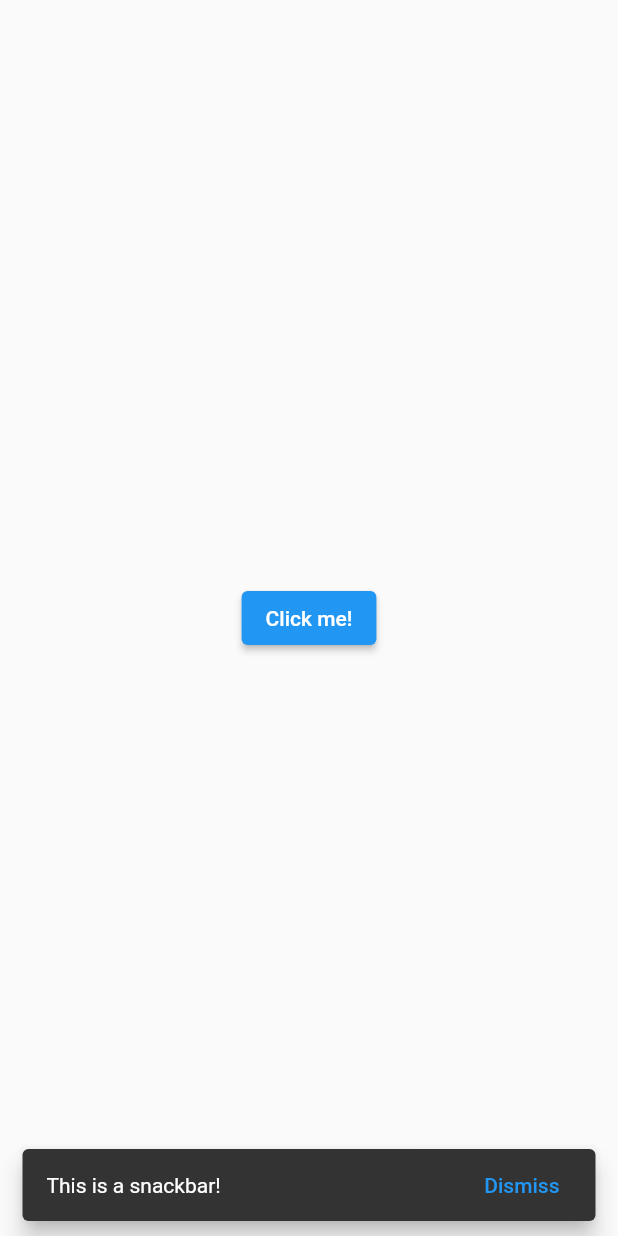
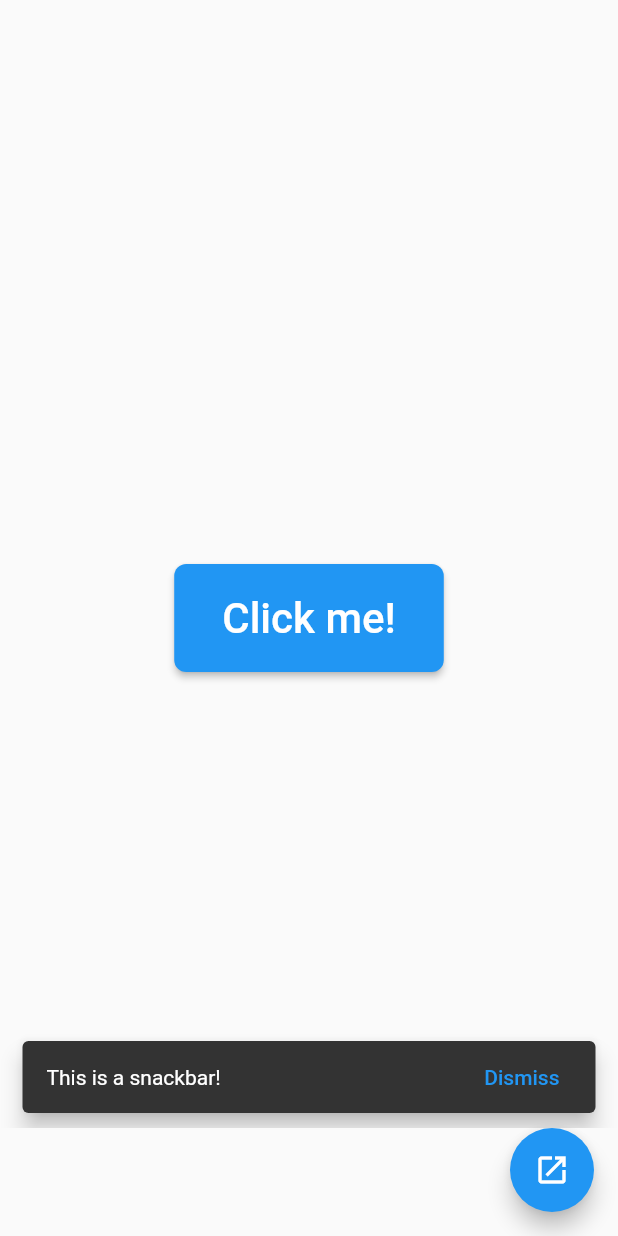
Before and after one commit to fourpointfour/test_app, a Flutter app: the screen it shows after launch, after a tap on "Click me!", on a phone screen of 412 x 824 dp. Run offline on Flutter 3.47's test engine with Material 2 defaults, Android fonts, the phone set to English and light mode, and no system bars.

Commit message:
added github branch redirect to landing page

```diff
--- a/lib/main.dart
+++ b/lib/main.dart
@@ -1,10 +1,13 @@
 import 'package:flutter/material.dart';
+import 'package:url_launcher/url_launcher.dart';
 
 void main()
 {
-  runApp(MaterialApp(
+  runApp(
+      MaterialApp(
         home: Home(),
-  ));
+      )
+  );
 }
 
 class Home extends StatefulWidget {
@@ -16,12 +19,26 @@ class _HomeState extends State<Home> {
 
   @override
   Widget build(BuildContext context) {
-    // var pixelRatio = MediaQuery.of(context).devicePixelRatio;
     return Scaffold(
       body: SafeArea(
         child: Container(
           child: MyHomePage(),
         ),
+      ),
+      floatingActionButton: FloatingActionButton(
+        child: Icon(Icons.open_in_new),
+        // open link to github branch on clicking button
+        onPressed: () async{
+          final githubBranchUrl = 'https://github.com/fourpointfour/test_app/tree/snack-bar';
+          try {
+            if(await canLaunch(githubBranchUrl))
+              await launch(githubBranchUrl);
+            else
+              showSnackBarWithCustomText(context, 'Cannot open link!');
+          } catch(err) {
+            showSnackBarWithCustomText(context, err.toString());
+          }
+        },
       ),
     );
   }
@@ -37,22 +54,33 @@ class _MyHomePageState extends State<MyHomePage> {
   Widget build(BuildContext context) {
     return Container(
       child: Center(
+        child: Transform.scale(
+          scale: 2,
           child: ElevatedButton(
             child: Text('Click me!'),
             onPressed: (){
-            ScaffoldMessenger.of(context).showSnackBar(SnackBar(
-              content: Text('This is a snackbar!'),
+              showSnackBarWithCustomText(context, 'This is a snackbar!');
+            },
+          ),
+        ),
+      ),
+    );
+  }
+}
+
+void showSnackBarWithCustomText(BuildContext context, String str)
+{
+  ScaffoldMessenger.of(context).showSnackBar(
+    SnackBar(
+      content: Text(str),
       behavior: SnackBarBehavior.floating,
+      duration: Duration(milliseconds: 1500),
       action: SnackBarAction(
         label: 'Dismiss',
-                onPressed: (){
+        onPressed: () {
           ScaffoldMessenger.of(context).hideCurrentSnackBar();
-                },
-              ),
-            )).closed.then((reason) => print('SnackBar closed...'));
         },
       ),
     ),
   );
 }
-}
--- a/pubspec.yaml
+++ b/pubspec.yaml
@@ -28,6 +28,7 @@ dependencies:
   # The following adds the Cupertino Icons font to your application.
   # Use with the CupertinoIcons class for iOS style icons.
   cupertino_icons: ^1.0.0
+  url_launcher: ^6.0.6
 
 dev_dependencies:
   flutter_test:
```
Also changed, not shown: pubspec.lock. Lines whose indentation alone changed are shown as unchanged.
